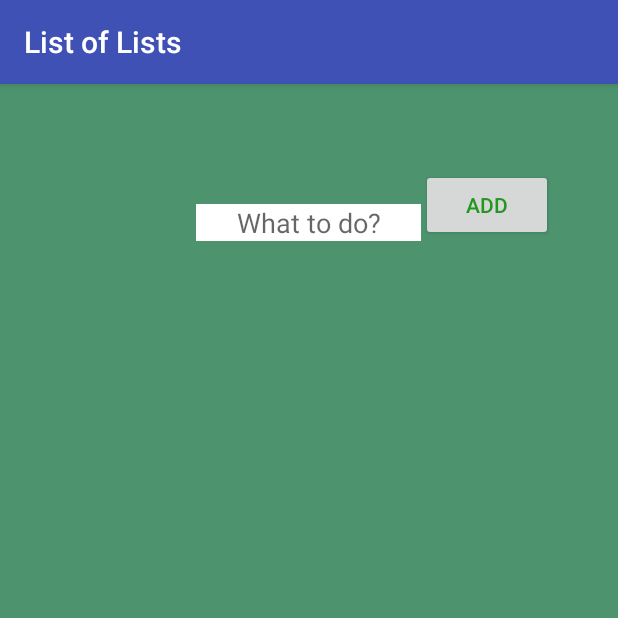
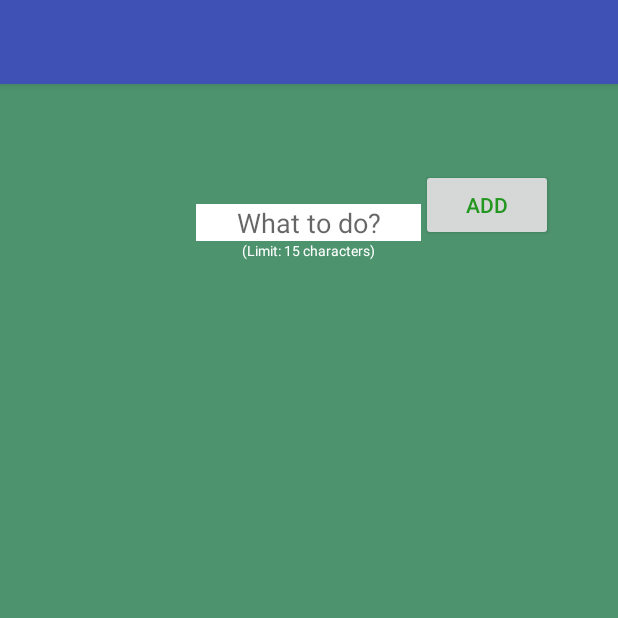
Before and after one commit to changwinstonr/Project1, an Android app: the ToDoActivity screen opened directly, with no data from a screen before it, on a phone screen of 412 x 824 dp, the top half of it. Run offline under Robolectric (Android 15) with nearby library versions, the light colour scheme and no system bars.

Commit message:
adds ToDoActivity.java code Add

```diff
--- a/app/src/main/AndroidManifest.xml
+++ b/app/src/main/AndroidManifest.xml
@@ -15,7 +15,9 @@
                 <category android:name="android.intent.category.LAUNCHER" />
             </intent-filter>
         </activity>
-        <activity android:name=".ToDoActivity"></activity>
+        <activity android:name=".ToDoActivity"
+            android:label=" "></activity>
+
     </application>
 
 </manifest>
--- a/app/src/main/java/winston/project1/MainActivity.java
+++ b/app/src/main/java/winston/project1/MainActivity.java
@@ -15,6 +15,7 @@ import android.widget.Button;
 import android.widget.EditText;
 import android.widget.ListView;
 import android.widget.TextView;
+import android.widget.Toast;
 
 import java.util.LinkedList;
 
@@ -46,11 +47,15 @@ public class MainActivity extends AppCompatActivity {
         mAddButton.setOnClickListener(new View.OnClickListener() {
             @Override
             public void onClick(View v) {
+
                 String input = mEditText.getText().toString();
+
                 if (input.length() > 0) {
                     mStringList.add(input);
                     mAdapter.notifyDataSetChanged();
                     mEditText.setText("");
+                } else{
+                    Toast.makeText(getApplicationContext(), "No Entry Found", Toast.LENGTH_LONG).show();
                 }
             }
         });
--- a/app/src/main/java/winston/project1/ToDoActivity.java
+++ b/app/src/main/java/winston/project1/ToDoActivity.java
@@ -1,13 +1,84 @@
 package winston.project1;
 
+import android.content.Intent;
+import android.os.Bundle;
 import android.support.v7.app.AppCompatActivity;
-import android.os.Bundle;
+import android.support.v7.widget.Toolbar;
+import android.view.View;
+import android.widget.AdapterView;
+import android.widget.ArrayAdapter;
+import android.widget.Button;
+import android.widget.EditText;
+import android.widget.ListView;
+import android.widget.TextView;
+//import android.widget.Toast;
+
+//import java.util.ArrayList;
+import java.util.LinkedList;
 
 public class ToDoActivity extends AppCompatActivity {
+
+    LinkedList<String> mStringList;
+    ArrayAdapter<String> mAdapter;
+    EditText mEditText;
+    Button mAddButton;
 
     @Override
     protected void onCreate(Bundle savedInstanceState) {
         super.onCreate(savedInstanceState);
         setContentView(R.layout.activity_to_do);
+        /*Toolbar toolbar = (Toolbar) findViewById(R.id.barstool);
+        setSupportActionBar(barstool);*/
+
+        mEditText = (EditText) findViewById(R.id.editText);
+        //textView = (TextView) findViewById(R.id.textView);
+        String positionWithName = getIntent().getStringExtra("Previous List");
+        //textView.setText(String.valueOf(positionWithName));
+
+        mStringList = new LinkedList<>();
+
+
+        mAdapter = new ArrayAdapter<String>(this, android.R.layout.simple_list_item_1, mStringList);
+        ListView listView = (ListView) findViewById(R.id.listViewLists);
+
+        listView.setAdapter(mAdapter);
+
+        listView.setOnItemLongClickListener(new AdapterView.OnItemLongClickListener() {
+            @Override
+            public boolean onItemLongClick(AdapterView<?> parent, View view, int position, long id) {
+                mStringList.remove(position);
+                mAdapter.notifyDataSetChanged();
+                return true;
+            }
+        });
+
+
+
+        mAddButton = (Button) findViewById(R.id.btnAddToList);
+        mAddButton.setOnClickListener(new View.OnClickListener() {
+            @Override
+            public void onClick(View view) {
+
+                String input = mEditText.getText().toString();
+
+                if (input.length() >0) {
+                    mStringList.add(input);
+                    mAdapter.notifyDataSetChanged();
+                    mEditText.setText("");
+                }
+            }
+        });
+
+
+
+        /*listView.setOnItemClickListener(new AdapterView.OnItemClickListener() {
+            @Override
+            public void onItemClick(AdapterView<?> parent, View view, int position, long id) {
+                mStringList.remove();
+                mAdapter.notifyDataSetChanged();
+                return true;
+            }
+        });*/
     }
+
 }
--- a/app/src/main/res/layout/activity_to_do.xml
+++ b/app/src/main/res/layout/activity_to_do.xml
@@ -5,10 +5,22 @@
     android:layout_height="match_parent"
     android:orientation="vertical"
     tools:context="winston.project1.ToDoActivity">
+    <!--<android.support.design.widget.AppBarLayout
+        android:layout_width="match_parent"
+        android:layout_height="wrap_content"
+        android:theme="@style/AppTheme.AppBarOverlay">
+
+        <android.support.v7.widget.Toolbar
+            android:id="@+id/barstool"
+            android:layout_width="match_parent"
+            android:layout_height="?attr/actionBarSize"/>
+            android:background="?attr/colorPrimary"
+            app:popupTheme="@style/AppTheme.PopupOverlay" />
+    </android.support.design.widget.AppBarLayout>-->
     <ListView
         android:layout_width="fill_parent"
         android:layout_height="fill_parent"
-        android:id="@+id/listView"
+        android:id="@+id/listViewLists"
         android:background="#4d946e"
         android:layout_alignParentTop="true"
         android:textSize="12sp"
@@ -23,7 +35,7 @@
         android:hint="What to do?"
         android:background="#FFFFFF"
         android:maxLines="1"
-        android:maxLength="10"
+        android:maxLength="15"
         android:inputType="text"
         android:gravity="center"
         android:layout_alignTop="@id/listView"
@@ -32,10 +44,19 @@
     <Button
         android:layout_width="wrap_content"
         android:layout_height="wrap_content"
-        android:id="@+id/addTextButton"
+        android:id="@+id/btnAddToList"
         android:text="Add"
         android:textColor="#23971f"
         android:layout_alignBottom="@+id/editText"
         android:layout_toEndOf="@+id/editText" />
+    <TextView
+        android:layout_width="wrap_content"
+        android:layout_height="wrap_content"
+        android:text="(Limit: 15 characters)"
+        android:textSize="9sp"
+        android:id="@+id/textView"
+        android:layout_below="@id/editText"
+        android:textColor="#FFFFFF"
+        android:layout_centerHorizontal="true" />
 
 </RelativeLayout>
```
Also changed, not shown: app/src/main/res/layout/activity_main.xml (+10 -1 lines).
